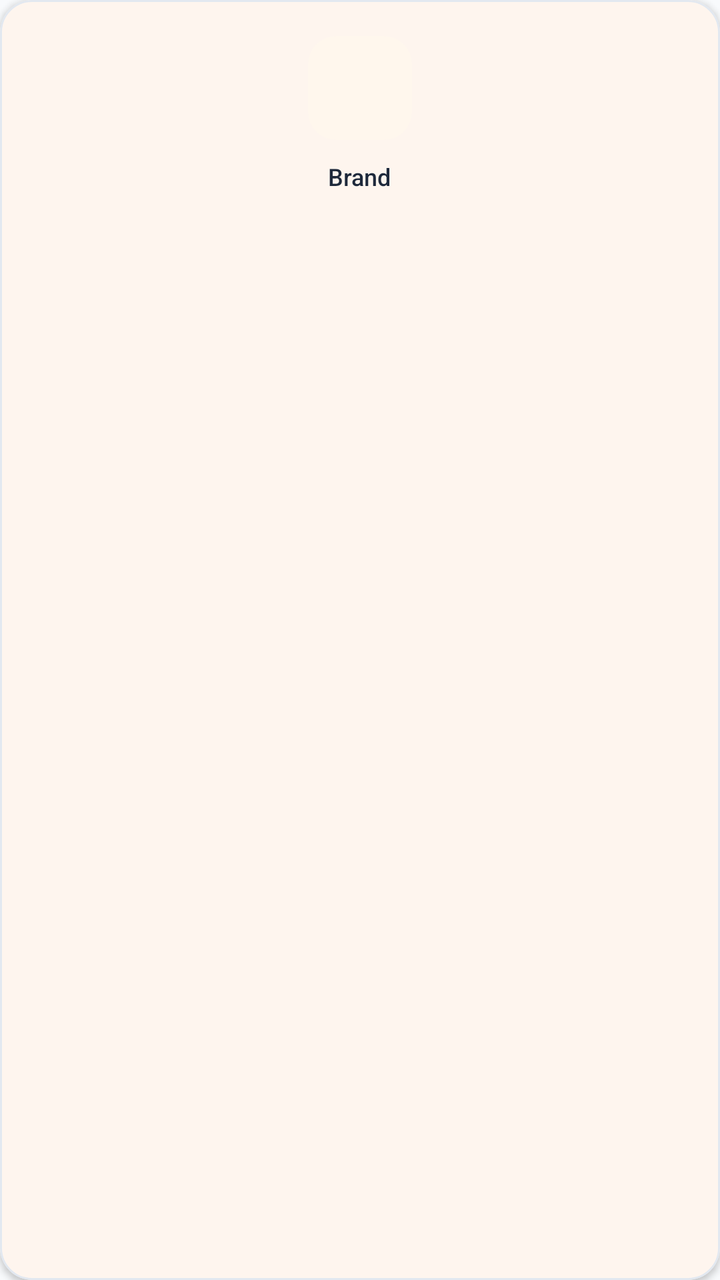
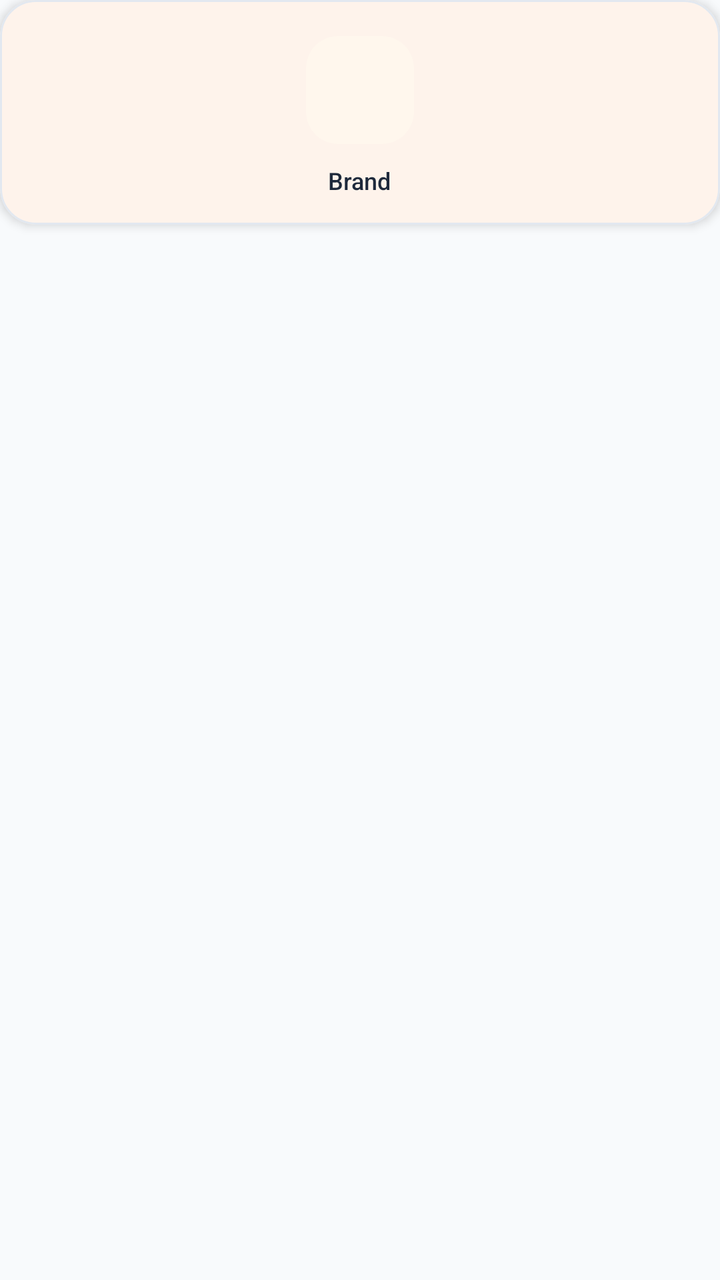

Compare the two renders of this Android layout. The source of the first and the diff that turns it into the second are given below.
<!-- AndroidManifest.xml: application theme Theme.BeckieDealApp -->
<!-- res/layout/item_brand_square.xml -->
<?xml version="1.0" encoding="utf-8"?>
<com.google.android.material.card.MaterialCardView xmlns:android="http://schemas.android.com/apk/res/android"
    xmlns:app="http://schemas.android.com/apk/res-auto"
    android:id="@+id/brandCard"
    android:layout_width="0dp"
    android:layout_height="wrap_content"
    android:layout_columnWeight="1"
    android:layout_margin="5dp"
    app:cardCornerRadius="16dp"
    app:cardElevation="2dp"
    app:strokeWidth="1dp"
    app:strokeColor="@color/border_color"
    app:cardBackgroundColor="@color/surface"
    android:clickable="true"
    android:focusable="true"
    android:foreground="?android:attr/selectableItemBackground">

    <LinearLayout
        android:id="@+id/brandLayout"
        android:layout_width="match_parent"
        android:layout_height="wrap_content"
        android:gravity="center"
        android:orientation="vertical"
        android:paddingTop="18dp"
        android:paddingBottom="14dp"
        android:paddingHorizontal="8dp">

        
        <com.google.android.material.card.MaterialCardView
            android:id="@+id/iconContainer"
            android:layout_width="52dp"
            android:layout_height="52dp"
            app:cardCornerRadius="14dp"
            app:cardElevation="0dp"
            app:cardBackgroundColor="@color/badge_bg"
            app:strokeWidth="0dp">

            <FrameLayout
                android:layout_width="match_parent"
                android:layout_height="match_parent"
                android:padding="11dp">

                <TextView
                    android:id="@+id/brandIconText"
                    android:layout_width="wrap_content"
                    android:layout_height="wrap_content"
                    android:layout_gravity="center"
                    android:text="AS"
                    android:textColor="@color/primary"
                    android:textSize="14sp"
                    android:textStyle="bold"
                    android:visibility="gone" />

                <ImageView
                    android:id="@+id/brandIcon"
                    android:layout_width="match_parent"
                    android:layout_height="match_parent"
                    android:layout_gravity="center"
                    android:scaleType="fitCenter" />
            </FrameLayout>

        </com.google.android.material.card.MaterialCardView>

        
        <TextView
            android:id="@+id/brandName"
            android:layout_width="wrap_content"
            android:layout_height="wrap_content"
            android:layout_marginTop="10dp"
            android:text="Brand"
            android:textColor="@color/text_primary"
            android:textSize="12sp"
            android:fontFamily="sans-serif-medium"
            android:maxLines="1"
            android:ellipsize="end" />

        
        <TextView
            android:id="@+id/brandProductCount"
            android:layout_width="wrap_content"
            android:layout_height="wrap_content"
            android:layout_marginTop="2dp"
            android:text=""
            android:textColor="@color/text_secondary"
            android:textSize="10sp"
            android:visibility="gone" />

    </LinearLayout>

</com.google.android.material.card.MaterialCardView>
<!-- resources referenced by this layout -->
<resources>
  <color name="badge_bg">#FFF7ED</color>
  <color name="border_color">#E2E8F0</color>
  <color name="primary">#F97316</color>
  <color name="surface">#FFFFFF</color>
  <color name="text_primary">#1E293B</color>
  <color name="text_secondary">#64748B</color>
  <style name="Theme.BeckieDealApp" parent="Base.Theme.BeckieDealApp" />
  <style name="Base.Theme.BeckieDealApp" parent="Theme.Material3.DayNight.NoActionBar">
          <item name="colorPrimary">@color/primary</item>
          <item name="colorOnPrimary">@color/on_primary</item>
          <item name="colorPrimaryContainer">@color/primary_container</item>
          <item name="colorOnPrimaryContainer">@color/on_primary_container</item>
          <item name="android:windowBackground">@color/background</item>
          <item name="colorSurface">@color/surface</item>
          <item name="colorOnSurface">@color/on_surface</item>
          
          <item name="bottomNavigationStyle">@style/Widget.App.BottomNavigationView</item>
      </style>
  <color name="on_primary">#FFFFFF</color>
  <color name="primary_container">#F97316</color>
  <color name="on_primary_container">#582200</color>
  <color name="background">#F8FAFC</color>
  <color name="on_surface">#251913</color>
  <style name="Widget.App.BottomNavigationView" parent="Widget.Material3.BottomNavigationView">
          <item name="itemIconSize">26dp</item>
          <item name="itemIconTint">@color/bottom_nav_color</item>
          <item name="itemTextColor">@color/bottom_nav_color</item>
          
          <item name="android:background">@null</item>
          <item name="backgroundTint">@null</item>
          <item name="labelVisibilityMode">unlabeled</item>
          <item name="itemActiveIndicatorStyle">@style/Widget.App.BottomNav.ActiveIndicator</item>
      </style>
  <style name="Widget.App.BottomNav.ActiveIndicator" parent="Widget.Material3.BottomNavigationView.ActiveIndicator">
          <item name="android:color">@color/nav_indicator_fill</item>
          <item name="android:width">52dp</item>
          <item name="android:height">40dp</item>
          <item name="shapeAppearance">@style/ShapeAppearance.App.BottomNav.ActiveIndicator</item>
      </style>
  <color name="nav_indicator_fill">#FFF1EB</color>
  <style name="ShapeAppearance.App.BottomNav.ActiveIndicator" parent="">
          <item name="cornerFamily">rounded</item>
          <item name="cornerSize">50%</item>
      </style>
</resources>

<!-- the commit's change to res/layout/item_brand_square.xml (unified diff, before → after) -->
@@ -1,90 +1,110 @@
 <?xml version="1.0" encoding="utf-8"?>
-<com.google.android.material.card.MaterialCardView xmlns:android="http://schemas.android.com/apk/res/android"
+<FrameLayout xmlns:android="http://schemas.android.com/apk/res/android"
     xmlns:app="http://schemas.android.com/apk/res-auto"
-    android:id="@+id/brandCard"
     android:layout_width="0dp"
     android:layout_height="wrap_content"
     android:layout_columnWeight="1"
-    android:layout_margin="5dp"
-    app:cardCornerRadius="16dp"
-    app:cardElevation="2dp"
-    app:strokeWidth="1dp"
-    app:strokeColor="@color/border_color"
-    app:cardBackgroundColor="@color/surface"
-    android:clickable="true"
-    android:focusable="true"
-    android:foreground="?android:attr/selectableItemBackground">
+    android:layout_margin="5dp">
 
-    <LinearLayout
-        android:id="@+id/brandLayout"
+    <com.google.android.material.card.MaterialCardView
+        android:id="@+id/brandCard"
         android:layout_width="match_parent"
         android:layout_height="wrap_content"
-        android:gravity="center"
-        android:orientation="vertical"
-        android:paddingTop="18dp"
-        android:paddingBottom="14dp"
-        android:paddingHorizontal="8dp">
+        app:cardCornerRadius="18dp"
+        app:cardElevation="3dp"
+        app:strokeWidth="1dp"
+        app:strokeColor="@color/border_color"
+        app:cardBackgroundColor="@color/surface"
+        android:clickable="true"
+        android:focusable="true"
+        android:foreground="?android:attr/selectableItemBackground">
 
-        
-        <com.google.android.material.card.MaterialCardView
-            android:id="@+id/iconContainer"
-            android:layout_width="52dp"
-            android:layout_height="52dp"
-            app:cardCornerRadius="14dp"
-            app:cardElevation="0dp"
-            app:cardBackgroundColor="@color/badge_bg"
-            app:strokeWidth="0dp">
+        <LinearLayout
+            android:id="@+id/brandLayout"
+            android:layout_width="match_parent"
+            android:layout_height="wrap_content"
+            android:gravity="center"
+            android:orientation="vertical"
+            android:paddingTop="18dp"
+            android:paddingBottom="14dp"
+            android:paddingHorizontal="8dp">
 
-            <FrameLayout
-                android:layout_width="match_parent"
-                android:layout_height="match_parent"
-                android:padding="11dp">
+            
+            <com.google.android.material.card.MaterialCardView
+                android:id="@+id/iconContainer"
+                android:layout_width="54dp"
+                android:layout_height="54dp"
+                app:cardCornerRadius="16dp"
+                app:cardElevation="0dp"
+                app:cardBackgroundColor="@color/badge_bg"
+                app:strokeWidth="0dp">
 
-                <TextView
-                    android:id="@+id/brandIconText"
-                    android:layout_width="wrap_content"
-                    android:layout_height="wrap_content"
-                    android:layout_gravity="center"
-                    android:text="AS"
-                    android:textColor="@color/primary"
-                    android:textSize="14sp"
-                    android:textStyle="bold"
-                    android:visibility="gone" />
-
-                <ImageView
-                    android:id="@+id/brandIcon"
+                <FrameLayout
                     android:layout_width="match_parent"
                     android:layout_height="match_parent"
-                    android:layout_gravity="center"
-                    android:scaleType="fitCenter" />
-            </FrameLayout>
+                    android:padding="12dp">
 
-        </com.google.android.material.card.MaterialCardView>
+                    <TextView
+                        android:id="@+id/brandIconText"
+                        android:layout_width="wrap_content"
+                        android:layout_height="wrap_content"
+                        android:layout_gravity="center"
+                        android:text="AS"
+                        android:textColor="@color/primary"
+                        android:textSize="14sp"
+                        android:textStyle="bold"
+                        android:visibility="gone" />
 
-        
-        <TextView
-            android:id="@+id/brandName"
-            android:layout_width="wrap_content"
-            android:layout_height="wrap_content"
-            android:layout_marginTop="10dp"
-            android:text="Brand"
-            android:textColor="@color/text_primary"
-            android:textSize="12sp"
-            android:fontFamily="sans-serif-medium"
-            android:maxLines="1"
-            android:ellipsize="end" />
+                    <ImageView
+                        android:id="@+id/brandIcon"
+                        android:layout_width="match_parent"
+                        android:layout_height="match_parent"
+                        android:layout_gravity="center"
+                        android:scaleType="fitCenter" />
+                </FrameLayout>
 
-        
-        <TextView
-            android:id="@+id/brandProductCount"
-            android:layout_width="wrap_content"
-            android:layout_height="wrap_content"
-            android:layout_marginTop="2dp"
-            android:text=""
-            android:textColor="@color/text_secondary"
-            android:textSize="10sp"
-            android:visibility="gone" />
+            </com.google.android.material.card.MaterialCardView>
 
-    </LinearLayout>
+            
+            <TextView
+                android:id="@+id/brandName"
+                android:layout_width="wrap_content"
+                android:layout_height="wrap_content"
+                android:layout_marginTop="10dp"
+                android:text="Brand"
+                android:textColor="@color/text_primary"
+                android:textSize="12sp"
+                android:fontFamily="sans-serif-medium"
+                android:maxLines="1"
+                android:ellipsize="end" />
 
-</com.google.android.material.card.MaterialCardView>
+            
+            <TextView
+                android:id="@+id/brandProductCount"
+                android:layout_width="wrap_content"
+                android:layout_height="wrap_content"
+                android:layout_marginTop="2dp"
+                android:text=""
+                android:textColor="@color/text_secondary"
+                android:textSize="10sp"
+                android:visibility="gone" />
+
+        </LinearLayout>
+
+    </com.google.android.material.card.MaterialCardView>
+
+    
+    <ImageView
+        android:id="@+id/selectedCheckBadge"
+        android:layout_width="20dp"
+        android:layout_height="20dp"
+        android:layout_gravity="top|end"
+        android:layout_marginTop="6dp"
+        android:layout_marginEnd="6dp"
+        android:background="@drawable/about_icon_circle_bg"
+        android:backgroundTint="@color/primary"
+        android:padding="3dp"
+        android:src="@drawable/selected_check_badge"
+        android:visibility="gone" />
+
+</FrameLayout>
<!-- resource entries referenced after the edit -->
@@ -6,6 +6,21 @@
   <color name="surface">#FFFFFF</color>
   <color name="text_primary">#1E293B</color>
   <color name="text_secondary">#64748B</color>
+  <!-- drawable about_icon_circle_bg (drawable) -->
+  <?xml version="1.0" encoding="utf-8"?>
+  <shape xmlns:android="http://schemas.android.com/apk/res/android"
+      android:shape="oval">
+      <solid android:color="@color/primary" />
+  </shape>
+  <!-- drawable selected_check_badge (drawable) -->
+  <?xml version="1.0" encoding="utf-8"?>
+  <vector xmlns:android="http://schemas.android.com/apk/res/android"
+      android:width="14dp" android:height="14dp"
+      android:viewportWidth="24" android:viewportHeight="24">
+      
+      <path android:fillColor="@android:color/white"
+          android:pathData="M12,2C6.48,2 2,6.48 2,12s4.48,10 10,10 10,-4.48 10,-10S17.52,2 12,2zM10,17l-5,-5 1.41,-1.41L10,14.17l7.59,-7.59L19,8l-9,9z"/>
+  </vector>
   <style name="Theme.BeckieDealApp" parent="Base.Theme.BeckieDealApp" />
   <style name="Base.Theme.BeckieDealApp" parent="Theme.Material3.DayNight.NoActionBar">
           <item name="colorPrimary">@color/primary</item>
